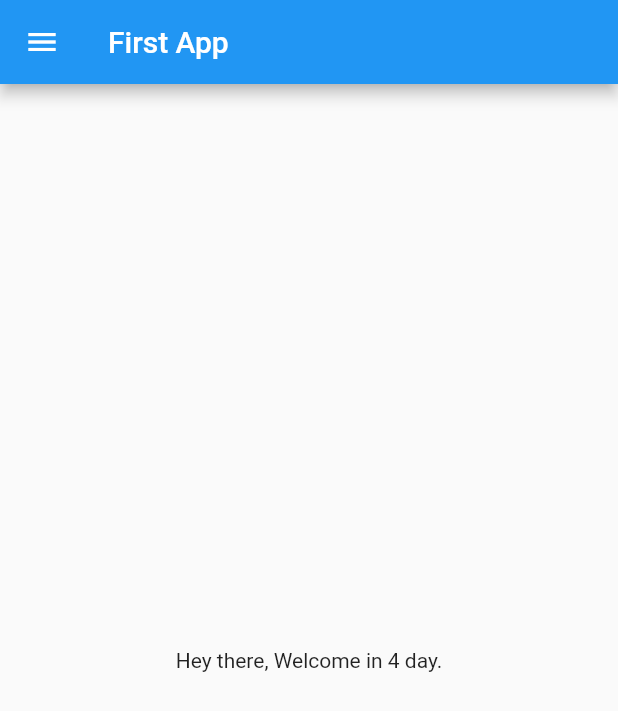
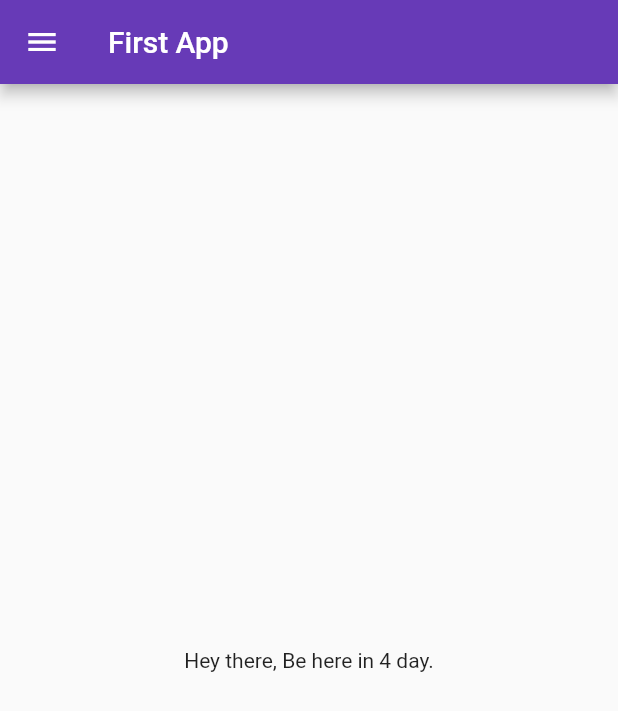
Before and after one commit to RitikRK96/Classico, a Flutter app: the screen it shows after launch, on a phone screen of 412 x 824 dp. Shown: the top 711 px of the screen. Run offline on Flutter 3.47's test engine with Material 2 defaults, Android fonts, the phone set to English and light mode, and no system bars.

Commit message:
Day 3 Completed

```diff
--- a/lib/main.dart
+++ b/lib/main.dart
@@ -1,7 +1,8 @@
 import 'package:flutter/material.dart';
-import 'home_page.dart';
+import 'pages/home_page.dart';
+import 'pages/login_page.dart';
 void main(List<String> args) {
-  runApp(MyApp());
+  runApp(const MyApp());
 }
 
 class MyApp extends StatelessWidget {
@@ -10,7 +11,19 @@ class MyApp extends StatelessWidget {
   @override
   Widget build(BuildContext context) {
     return MaterialApp(
-      home: HomePage(),
+      // home: HomePage(),
+      debugShowCheckedModeBanner: false,
+      themeMode: ThemeMode.light,
+      theme: ThemeData(primarySwatch: Colors.deepPurple),
+      darkTheme: ThemeData(
+        brightness: Brightness.dark,
+      ),
+      initialRoute: "/home",
+      routes: {
+        "/":(context) => LoginPage(),
+        "/home":(context) => HomePage(),
+        "/login":(context) => LoginPage(),
+      },
     );
   }
 }
--- a/lib/home_page.dart
+++ b/lib/pages/home_page.dart
@@ -4,14 +4,13 @@ class HomePage extends StatelessWidget {
 
   @override
   Widget build(BuildContext context) {
-    int x = 4;
     return Scaffold(
       appBar: AppBar(
         title: Text("First App"),
       ),
         body: Center(
           child: Container(
-            child: Text("Hey there, Welcome in $x day."),
+            child: Text("Hey there, Be here in 4 day."),
           ),
         ),
         drawer: Drawer(),
```
Also changed, not shown: lib/pages/login_page.dart (added, +16 -0 lines).
